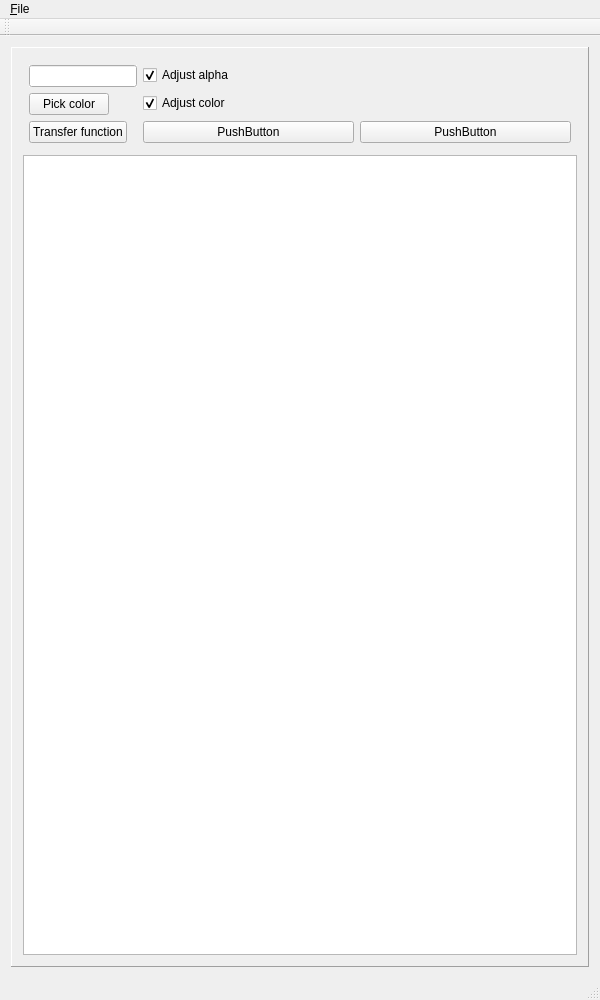
The window that QtCuda/mainwindow.ui (luosz/cuda-visibility) describes before a commit, drawn with Qt 5.
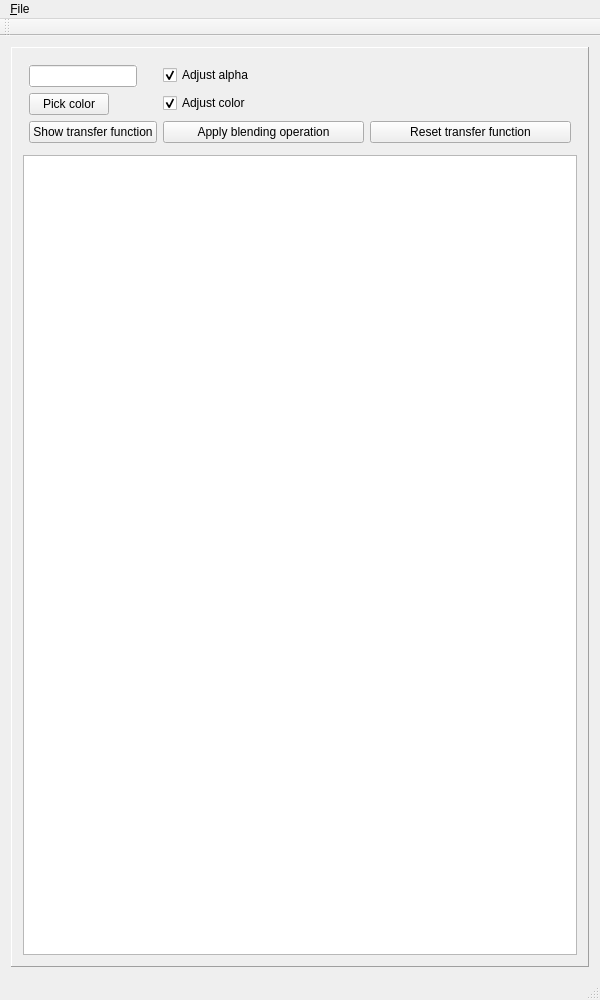
The same window after the commit.

```diff
--- a/QtCuda/mainwindow.ui
+++ b/QtCuda/mainwindow.ui
@@ -114,7 +114,7 @@
          <item row="2" column="0">
           <widget class="QPushButton" name="pushButton_2">
            <property name="text">
-            <string>Transfer function</string>
+            <string>Show transfer function</string>
            </property>
           </widget>
          </item>
@@ -123,14 +123,14 @@
            <item row="0" column="0">
             <widget class="QPushButton" name="pushButton_3">
              <property name="text">
-              <string>PushButton</string>
+              <string>Apply blending operation</string>
              </property>
             </widget>
            </item>
            <item row="0" column="1">
             <widget class="QPushButton" name="pushButton_4">
              <property name="text">
-              <string>PushButton</string>
+              <string>Reset transfer function</string>
              </property>
             </widget>
            </item>
```
